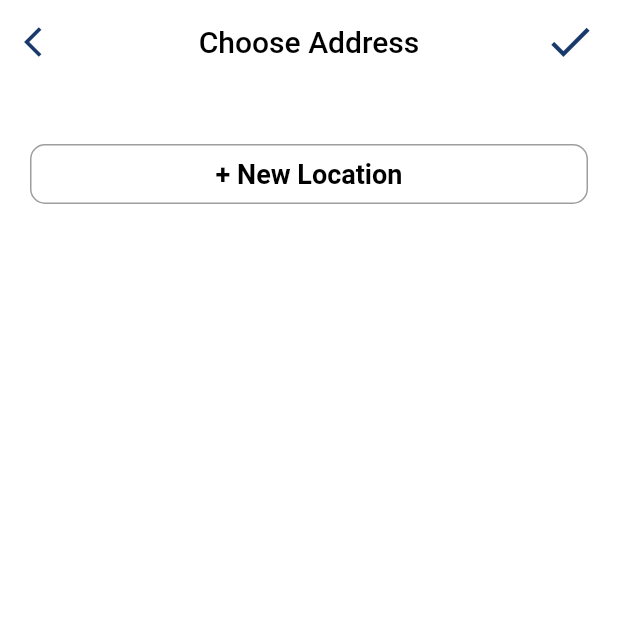
After one commit to Tushargupta9800/ecommerce-Cutomer-app, a Flutter app: the ChooseAddress screen opened directly, on a phone screen of 412 x 824 dp, the top half of it. The commit adds this screen. Run offline on Flutter 3.47's test engine with Material 2 defaults, Android fonts, the phone set to English and light mode, and no system bars; our stand-ins replace badges, shared_preferences, toast; missing offline and left inert: flutter_custom_dialog; accounts and stored records are empty; Roboto replaces fonts that are missing (Regular).

Commit message:
Fixed the order product address

```diff
--- a/lib/screens/HomePage/DrawerPages/MyAddress.dart
+++ b/lib/screens/HomePage/DrawerPages/MyAddress.dart
@@ -54,7 +54,12 @@ class _MyAddressState extends State<MyAddress> {
             )
         ),
       ),
-      body: Column(
+      body: Container(
+        width: ScreenWidth,
+        height: ScreenHeight,
+        child: SingleChildScrollView(
+          scrollDirection: Axis.vertical,
+          child: Column(
             children: [
               SizedBox(height: 40,),
               GestureDetector(
@@ -132,6 +137,8 @@ class _MyAddressState extends State<MyAddress> {
               ),
             ],
           ),
+        ),
+      ),
     );
   }
 }
--- a/lib/screens/HomePage/DrawerPages/MyOrders.dart
+++ b/lib/screens/HomePage/DrawerPages/MyOrders.dart
@@ -46,7 +46,7 @@ class _MyOrdersState extends State<MyOrders> {
           scrollDirection: Axis.vertical,
           child: Column(
             children: [
-              for(int i=0;i<MyAllOrders.length;i++)
+              for(int i=MyAllOrders.length-1;i>=0;i--)
                 Container(
                   margin: EdgeInsets.only(top: 20),
                   width: ScreenWidth,
--- /dev/null
+++ b/lib/screens/HomePage/DrawerPages/SubDrawerPages/chooseAddress.dart
@@ -0,0 +1,122 @@
+import 'dart:async';
+
+import 'package:customeremall/screens/HomePage/DrawerPages/SubDrawerPages/editAddress.dart';
+import 'package:customeremall/settingsAndVariables/Toast/Toast.dart';
+import 'package:customeremall/settingsAndVariables/variables.dart';
+import 'package:flutter/material.dart';
+
+class ChooseAddress extends StatefulWidget {
+  @override
+  _ChooseAddressState createState() => _ChooseAddressState();
+}
+
+class _ChooseAddressState extends State<ChooseAddress> {
+
+  Timer time;
+
+  @override
+  void initState() {
+    time = new Timer.periodic(Duration(milliseconds: 5000), (Timer t) {setState(() {});});
+    super.initState();
+  }
+
+  @override
+  void dispose() {
+    time.cancel();
+    super.dispose();
+  }
+
+  @override
+  Widget build(BuildContext context) {
+    return SafeArea(
+        child: Scaffold(
+          backgroundColor: Colors.white,
+          appBar: AppBar(
+            centerTitle: true,
+            elevation: 0,
+            backgroundColor: Colors.white,
+            title: Text('Choose Address', style: TextStyle(
+                color: Colors.black),
+            ),
+            actions: [
+              TextButton(
+                  child: Icon(Icons.done, color: DarkBlue,size: 35,),
+                  onPressed: (){
+                    setState(() {
+                      if(ChoosenAddress <= MyAllAddresses.length){
+                        CanWeOrderNow = true;
+                        Navigator.of(context).pop();
+                      }
+                      else ShowToast("Select the address first", context);
+                    });
+                  }),
+            ],
+            leading: GestureDetector(
+                onTap: (){
+                  Navigator.of(context).pop();
+                },
+                child: Container(
+                    padding: EdgeInsets.all(5),
+                    child: Icon(Icons.arrow_back_ios, color: DarkBlue,)
+                )
+            ),
+          ),
+          body: Container(
+            width: ScreenWidth,
+            height: ScreenHeight,
+            child: Column(
+              children: [
+                SizedBox(height: 40,),
+                GestureDetector(
+                  onTap: (){
+                    Navigator.push(context, MaterialPageRoute(builder: (context)=> EditAddress("","","","","","","",MyAllAddresses.length)));
+                  },
+                  child: Container(
+                    margin: EdgeInsets.symmetric(horizontal: 20),
+                    height: 40,
+                    width: ScreenWidth,
+                    decoration: BoxDecoration(
+                        borderRadius: BorderRadius.circular(10),
+                        border: Border.all(color: Colors.grey)
+                    ),
+                    child: Center(
+                      child: Text('+ New Location', style: TextStyle(
+                          color: Colors.black, fontSize: 18, fontWeight: FontWeight.bold
+                      ),),
+                    ),
+                  ),
+                ),
+                SizedBox(height: 30,),
+
+                for(int i=0;i<MyAllAddresses.length;i++)
+                  Container(
+                    margin: EdgeInsets.symmetric(horizontal: 20,vertical: 5),
+                    height: 40,
+                    width: ScreenWidth,
+                    child: GestureDetector(
+                      onTap: () {setState(() {ChoosenAddress = i;});},
+                      child: Container(
+                        padding: EdgeInsets.symmetric(horizontal: 10),
+                        decoration: BoxDecoration(
+                          color: (i == ChoosenAddress)?DarkBlue:White,
+                            borderRadius: BorderRadius.circular(10),
+                            border: Border.all(color: Colors.grey)
+                        ),
+                        child: Center(
+                          child: Text(MyAllAddresses[i].Address, style: TextStyle(
+                            color: (i == ChoosenAddress)?White:Black, fontSize: 18, fontWeight: FontWeight.bold,
+                          ),
+                            overflow: TextOverflow.ellipsis,
+                            maxLines: 1,
+                          ),
+                        ),
+                      ),
+                    ),
+                  ),
+              ],
+            ),
+          ),
+        )
+    );
+  }
+}
--- a/lib/screens/Shop/Productcart.dart
+++ b/lib/screens/Shop/Productcart.dart
@@ -3,6 +3,7 @@ import 'package:customeremall/api/order/orderProduct.dart';
 import 'package:customeremall/localization/code/language_constraints.dart';
 import 'package:customeremall/localization/sharedpreferences/saveLocally.dart';
 import 'package:customeremall/localization/variables/languageCode.dart';
+import 'package:customeremall/screens/HomePage/DrawerPages/SubDrawerPages/chooseAddress.dart';
 import 'package:customeremall/screens/Splashscreen/OrderLoading.dart';
 import 'package:customeremall/settingsAndVariables/Toast/Toast.dart';
 import 'package:customeremall/settingsAndVariables/variables.dart';
@@ -43,6 +44,7 @@ class _CartPageState extends State<CartPage> {
   @override
   void initState() {
     CalculatePrice();
+    setState(() {CanWeOrderNow = false;});
     super.initState();
   }
 
@@ -274,16 +276,21 @@ class _CartPageState extends State<CartPage> {
 
                           GestureDetector(
                             onTap: () async {
+                              if(MyCart.length > 0)
+                                if(!CanWeOrderNow)
+                                Navigator.push(context, MaterialPageRoute(builder: (context) => ChooseAddress()));
+                                else {
                                   setState(() {
                                     loading = true;
                                   });
-                              if(MyCart.length > 0)
-                                for(int i=0;i<MyCart.length;i++){
+                                  if (MyCart.length > 0)
+                                    for (int i = 0; i < MyCart.length; i++) {
                                       setState(() {
                                         orderIndex = i;
                                       });
-                                  await OrderProduts(i,Total,DeliveryFee, (i==0)?"Yes":"No").then((value){
-                                    if(!value){
+                                      await OrderProduts(i, Total, DeliveryFee, (i == 0) ? "Yes" : "No")
+                                          .then((value) {
+                                        if (!value) {
                                           ShowToast("Please Check Your Network!!!", context);
                                           setState(() {
                                             didOrderCompleted = false;
@@ -292,10 +299,10 @@ class _CartPageState extends State<CartPage> {
                                         }
                                       });
                                     }
-                              if(didOrderCompleted){
+                                  if (didOrderCompleted) {
                                     setState(() {
                                       MyCart.clear();
-                                  writeCart().then((value){
+                                      writeCart().then((value) {
                                         readCart();
                                       });
                                     });
@@ -305,6 +312,7 @@ class _CartPageState extends State<CartPage> {
                                   setState(() {
                                     loading = false;
                                   });
+                                }
                             },
                             child: Container(
                               padding: EdgeInsets.symmetric(horizontal: 20),
--- a/lib/settingsAndVariables/variables.dart
+++ b/lib/settingsAndVariables/variables.dart
@@ -47,6 +47,7 @@ List<AddressModel> MyAllAddresses = [];
 List<MyOrdersModel> MyAllOrders = [];
 int MyAddressPosition = 0;
 int ChoosenAddress = 0;
+bool CanWeOrderNow = false;
 
 String Whatsappnumber = "+966599018558";
 String Whatsappmsg = "Hello";
```
Lines whose indentation alone changed are shown as unchanged.
